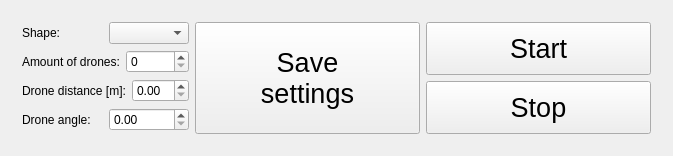
jlrandulfe/drone-swarm, file catkin_ws/src/supervisor/src/View/mainwindow.ui: the form before one commit.
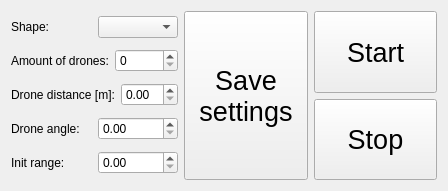
The form after the commit.

Commit message: Add init range spinbox

```diff
--- a/catkin_ws/src/supervisor/src/View/mainwindow.ui
+++ b/catkin_ws/src/supervisor/src/View/mainwindow.ui
@@ -6,8 +6,8 @@
    <rect>
     <x>0</x>
     <y>0</y>
-    <width>673</width>
-    <height>156</height>
+    <width>448</width>
+    <height>191</height>
    </rect>
   </property>
   <property name="sizePolicy">
@@ -26,25 +26,11 @@
      <verstretch>0</verstretch>
     </sizepolicy>
    </property>
-   <layout class="QGridLayout" name="gridLayout">
-    <item row="0" column="0">
-     <widget class="QSplitter" name="splitter">
-      <property name="sizePolicy">
-       <sizepolicy hsizetype="MinimumExpanding" vsizetype="MinimumExpanding">
-        <horstretch>0</horstretch>
-        <verstretch>0</verstretch>
-       </sizepolicy>
-      </property>
-      <property name="orientation">
-       <enum>Qt::Vertical</enum>
-      </property>
-      <widget class="QWidget" name="layoutWidget">
-       <layout class="QHBoxLayout" name="horizontalLayout_5">
+   <layout class="QHBoxLayout" name="horizontalLayout_7">
+    <item>
+     <layout class="QHBoxLayout" name="horizontalLayout_6">
         <item>
          <layout class="QVBoxLayout" name="verticalLayout">
-          <property name="spacing">
-           <number>6</number>
-          </property>
           <item>
            <layout class="QHBoxLayout" name="horizontalLayout">
             <item>
@@ -149,6 +135,20 @@
             </item>
            </layout>
           </item>
+        <item>
+         <layout class="QHBoxLayout" name="horizontalLayout_5">
+          <item>
+           <widget class="QLabel" name="initRangeLabel">
+            <property name="text">
+             <string>Init range:</string>
+            </property>
+           </widget>
+          </item>
+          <item>
+           <widget class="QDoubleSpinBox" name="initRangeSpinBox"/>
+          </item>
+         </layout>
+        </item>
          </layout>
         </item>
         <item>
@@ -214,8 +214,6 @@
          </layout>
         </item>
        </layout>
-      </widget>
-     </widget>
     </item>
    </layout>
   </widget>
```
Lines whose indentation alone changed are shown as unchanged. The commit also changes 9 other files.
